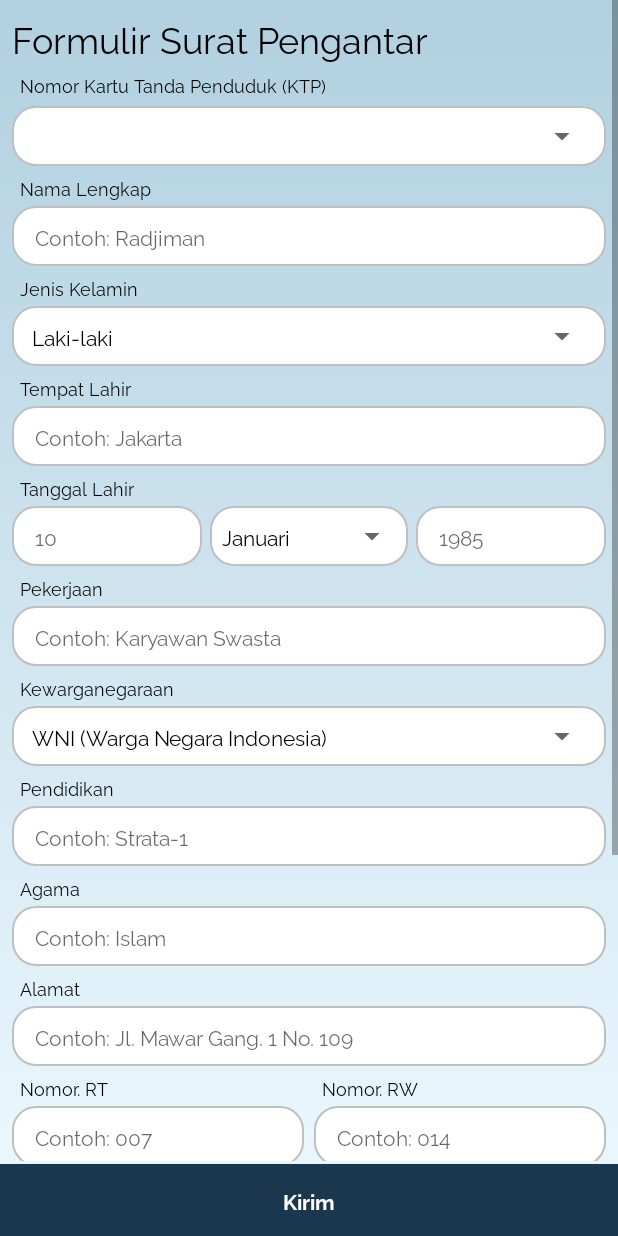
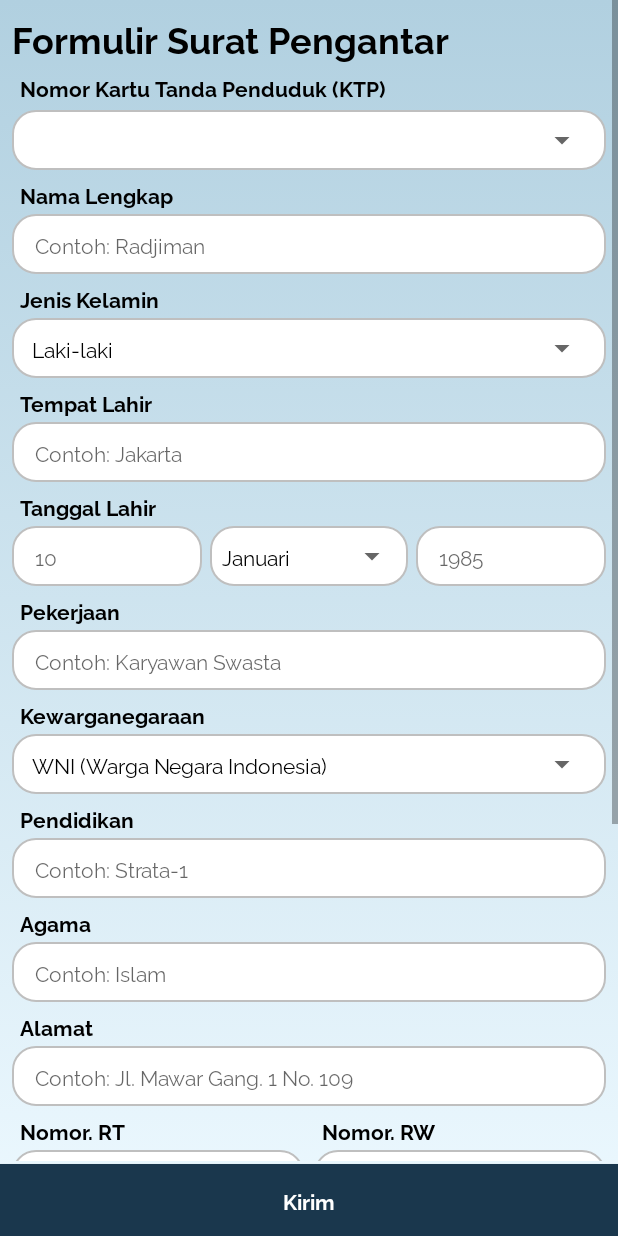
Before and after one commit to romydewantara/VillageService, an Android app: the UserActivity screen opened directly, with no data from a screen before it, after a tap on an icon or button, on a phone screen of 412 x 824 dp. Run offline under Robolectric (Android 15) with nearby library versions, the phone set to English and light mode, and no system bars; 2 statements that could not run were skipped.

Commit message:
Fix covering letter form

```diff
--- a/app/src/main/java/com/example/villageservice/activity/UserActivity.java
+++ b/app/src/main/java/com/example/villageservice/activity/UserActivity.java
@@ -154,8 +154,9 @@ public class UserActivity extends AppCompatActivity implements FragmentListener
                 break;
             case FRAGMENT_FINISH_GOTO_CL:
                 fragment = new CoveringLetterFragment();
-                //Bundle bundle = new Bundle();
-                //bundle.putString("menu", menuSelected);
+                Bundle bundle = new Bundle();
+                bundle.putString("menu", menuSelected);
+                fragment.setArguments(bundle);
                 getSupportFragmentManager().beginTransaction()
                         .setCustomAnimations(enter, exit)
                         .replace(R.id.container, fragment, TAG_FRAGMENT_CL)
--- a/app/src/main/java/com/example/villageservice/adapter/CustomSpinnerAdapter.java
+++ b/app/src/main/java/com/example/villageservice/adapter/CustomSpinnerAdapter.java
@@ -22,6 +22,7 @@ public class CustomSpinnerAdapter extends ArrayAdapter<String> {
     public View getView(int position, View convertView, ViewGroup parent) {
         TextView view = (TextView) super.getView(position, convertView, parent);
         view.setTypeface(font);
+        view.setPadding(25, 0, 0, 0);
         return view;
     }
 
--- a/app/src/main/java/com/example/villageservice/fragment/HomeUserFragment.java
+++ b/app/src/main/java/com/example/villageservice/fragment/HomeUserFragment.java
@@ -25,6 +25,7 @@ import com.example.villageservice.activity.UserActivity;
 import com.example.villageservice.library.CustomLoadingDialog;
 import com.example.villageservice.listener.FragmentListener;
 import com.example.villageservice.model.KartuKeluarga;
+import com.example.villageservice.utility.ConstantVariable;
 import com.example.villageservice.utility.VSPreference;
 import com.google.gson.Gson;
 
@@ -128,7 +129,37 @@ public class HomeUserFragment extends Fragment {
         cvInfo1.setOnClickListener(new View.OnClickListener() {
             @Override
             public void onClick(View v) {
-                fragmentListener.onFragmentFinish(HomeUserFragment.this, UserActivity.FRAGMENT_FINISH_GOTO_CL, true);
+                goToNextFragment(ConstantVariable.KEY_CL_NIKAH);
+            }
+        });
+        cvInfo2.setOnClickListener(new View.OnClickListener() {
+            @Override
+            public void onClick(View v) {
+                goToNextFragment(ConstantVariable.KEY_CL_UMKM);
+            }
+        });
+        cvInfo3.setOnClickListener(new View.OnClickListener() {
+            @Override
+            public void onClick(View v) {
+                goToNextFragment(ConstantVariable.KEY_CL_DOMISILI_KTP);
+            }
+        });
+        cvInfo4.setOnClickListener(new View.OnClickListener() {
+            @Override
+            public void onClick(View v) {
+                goToNextFragment(ConstantVariable.KEY_CL_KK_BARU);
+            }
+        });
+        cvInfo5.setOnClickListener(new View.OnClickListener() {
+            @Override
+            public void onClick(View v) {
+                goToNextFragment(ConstantVariable.KEY_CL_AKTA_LAHIR);
+            }
+        });
+        cvInfo6.setOnClickListener(new View.OnClickListener() {
+            @Override
+            public void onClick(View v) {
+                goToNextFragment(ConstantVariable.KEY_CL_AKTA_KEMATIAN);
             }
         });
     }
@@ -184,4 +215,9 @@ public class HomeUserFragment extends Fragment {
             }
         }, 1800);
     }
+
+    private void goToNextFragment(String menuSelected) {
+        fragmentListener.onFragmentPassingData(menuSelected);
+        fragmentListener.onFragmentFinish(HomeUserFragment.this, UserActivity.FRAGMENT_FINISH_GOTO_CL, true);
+    }
 }
--- a/app/src/main/java/com/example/villageservice/utility/ConstantVariable.java
+++ b/app/src/main/java/com/example/villageservice/utility/ConstantVariable.java
@@ -1,4 +1,6 @@
 package com.example.villageservice.utility;
+
+import java.util.ArrayList;
 
 public class ConstantVariable {
 
@@ -25,4 +27,8 @@ public class ConstantVariable {
     public final static String ADMIN_USERNAME = "007";
     public final static String ADMIN_PASSWORD = "password123";
 
+    public static String[] SPINNER_GENDER = {"Laki-laki", "Perempuan"};
+    public static String[] SPINNER_MONTH = {"Januari", "Februari", "Maret", "April", "Mei", "Juni", "Juli", "Agustus", "September", "Oktober", "November", "Desember"};
+    public static String[] SPINNER_CITIZEN_STATE = {"WNI (Warga Negara Indonesia)", "WNA (Warga Negara Asing)"};
+
 }
--- a/app/src/main/res/layout/fragment_covering_letter.xml
+++ b/app/src/main/res/layout/fragment_covering_letter.xml
@@ -19,16 +19,15 @@
 
             <androidx.appcompat.widget.AppCompatTextView
                 android:id="@+id/titleForm"
-                style="@style/TextBlackRegularRalewayStyle1"
+                style="@style/TextBlackBoldRalewayStyle4"
                 android:layout_width="match_parent"
                 android:layout_height="wrap_content"
                 android:text="Formulir Surat Pengantar"
-                android:textSize="24dp"
                 app:layout_constraintTop_toTopOf="parent" />
 
             <androidx.appcompat.widget.AppCompatTextView
                 android:id="@+id/tvIdKTP"
-                style="@style/TextBlackRegularRalewayStyle1"
+                style="@style/TextBlackBoldRalewayStyle1"
                 android:layout_width="match_parent"
                 android:layout_height="wrap_content"
                 android:layout_marginTop="6dp"
@@ -58,7 +57,7 @@
 
             <androidx.appcompat.widget.AppCompatTextView
                 android:id="@+id/tvIdNama"
-                style="@style/TextBlackRegularRalewayStyle1"
+                style="@style/TextBlackBoldRalewayStyle1"
                 android:layout_width="match_parent"
                 android:layout_height="wrap_content"
                 android:layout_marginTop="6dp"
@@ -83,7 +82,7 @@
 
             <androidx.appcompat.widget.AppCompatTextView
                 android:id="@+id/tvJenisKelamin"
-                style="@style/TextBlackRegularRalewayStyle1"
+                style="@style/TextBlackBoldRalewayStyle1"
                 android:layout_width="match_parent"
                 android:layout_height="wrap_content"
                 android:layout_marginTop="6dp"
@@ -112,7 +111,7 @@
 
             <androidx.appcompat.widget.AppCompatTextView
                 android:id="@+id/tvTempatLahir"
-                style="@style/TextBlackRegularRalewayStyle1"
+                style="@style/TextBlackBoldRalewayStyle1"
                 android:layout_width="match_parent"
                 android:layout_height="wrap_content"
                 android:layout_marginTop="6dp"
@@ -137,7 +136,7 @@
 
             <androidx.appcompat.widget.AppCompatTextView
                 android:id="@+id/tvTanggalLahir"
-                style="@style/TextBlackRegularRalewayStyle1"
+                style="@style/TextBlackBoldRalewayStyle1"
                 android:layout_width="match_parent"
                 android:layout_height="wrap_content"
                 android:layout_marginTop="6dp"
@@ -206,7 +205,7 @@
 
             <androidx.appcompat.widget.AppCompatTextView
                 android:id="@+id/tvPekerjaan"
-                style="@style/TextBlackRegularRalewayStyle1"
+                style="@style/TextBlackBoldRalewayStyle1"
                 android:layout_width="match_parent"
                 android:layout_height="wrap_content"
                 android:layout_marginTop="6dp"
@@ -231,7 +230,7 @@
 
             <androidx.appcompat.widget.AppCompatTextView
                 android:id="@+id/tvKewarganegaraan"
-                style="@style/TextBlackRegularRalewayStyle1"
+                style="@style/TextBlackBoldRalewayStyle1"
                 android:layout_width="match_parent"
                 android:layout_height="wrap_content"
                 android:layout_marginTop="6dp"
@@ -260,7 +259,7 @@
 
             <androidx.appcompat.widget.AppCompatTextView
                 android:id="@+id/tvPendidikan"
-                style="@style/TextBlackRegularRalewayStyle1"
+                style="@style/TextBlackBoldRalewayStyle1"
                 android:layout_width="match_parent"
                 android:layout_height="wrap_content"
                 android:layout_marginTop="6dp"
@@ -285,7 +284,7 @@
 
             <androidx.appcompat.widget.AppCompatTextView
                 android:id="@+id/tvAgama"
-                style="@style/TextBlackRegularRalewayStyle1"
+                style="@style/TextBlackBoldRalewayStyle1"
                 android:layout_width="match_parent"
                 android:layout_height="wrap_content"
                 android:layout_marginTop="6dp"
@@ -310,7 +309,7 @@
 
             <androidx.appcompat.widget.AppCompatTextView
                 android:id="@+id/tvAddress"
-                style="@style/TextBlackRegularRalewayStyle1"
+                style="@style/TextBlackBoldRalewayStyle1"
                 android:layout_width="match_parent"
                 android:layout_height="wrap_content"
                 android:layout_marginTop="6dp"
@@ -335,7 +334,7 @@
 
             <androidx.appcompat.widget.AppCompatTextView
                 android:id="@+id/tvRT"
-                style="@style/TextBlackRegularRalewayStyle1"
+                style="@style/TextBlackBoldRalewayStyle1"
                 android:layout_width="0dp"
                 android:layout_height="wrap_content"
                 android:layout_marginTop="6dp"
@@ -368,7 +367,7 @@
 
             <androidx.appcompat.widget.AppCompatTextView
                 android:id="@+id/tvRW"
-                style="@style/TextBlackRegularRalewayStyle1"
+                style="@style/TextBlackBoldRalewayStyle1"
                 android:layout_width="0dp"
                 android:layout_height="wrap_content"
                 android:layout_marginStart="3dp"
@@ -401,7 +400,7 @@
 
             <androidx.appcompat.widget.AppCompatTextView
                 android:id="@+id/tvKel"
-                style="@style/TextBlackRegularRalewayStyle1"
+                style="@style/TextBlackBoldRalewayStyle1"
                 android:layout_width="match_parent"
                 android:layout_height="wrap_content"
                 android:layout_marginTop="6dp"
@@ -426,7 +425,7 @@
 
             <androidx.appcompat.widget.AppCompatTextView
                 android:id="@+id/tvKec"
-                style="@style/TextBlackRegularRalewayStyle1"
+                style="@style/TextBlackBoldRalewayStyle1"
                 android:layout_width="match_parent"
                 android:layout_height="wrap_content"
                 android:layout_marginTop="6dp"
@@ -451,7 +450,7 @@
 
             <androidx.appcompat.widget.AppCompatTextView
                 android:id="@+id/tvKota"
-                style="@style/TextBlackRegularRalewayStyle1"
+                style="@style/TextBlackBoldRalewayStyle1"
                 android:layout_width="match_parent"
                 android:layout_height="wrap_content"
                 android:layout_marginTop="6dp"
@@ -476,7 +475,7 @@
 
             <androidx.appcompat.widget.AppCompatTextView
                 android:id="@+id/tvPostal"
-                style="@style/TextBlackRegularRalewayStyle1"
+                style="@style/TextBlackBoldRalewayStyle1"
                 android:layout_width="match_parent"
                 android:layout_height="wrap_content"
                 android:layout_marginTop="6dp"
@@ -501,7 +500,7 @@
 
             <androidx.appcompat.widget.AppCompatTextView
                 android:id="@+id/tvMaksud"
-                style="@style/TextBlackRegularRalewayStyle1"
+                style="@style/TextBlackBoldRalewayStyle1"
                 android:layout_width="match_parent"
                 android:layout_height="wrap_content"
                 android:layout_marginTop="6dp"
--- a/app/src/main/res/values/styles.xml
+++ b/app/src/main/res/values/styles.xml
@@ -47,6 +47,12 @@
         <item name="android:fontFamily">@font/raleway_bold</item>
         <item name="android:textColor">@color/black</item>
         <item name="android:textSize">14sp</item>
+    </style>
+
+    <style name="TextBlackBoldRalewayStyle4">
+        <item name="android:fontFamily">@font/raleway_bold</item>
+        <item name="android:textColor">@color/black</item>
+        <item name="android:textSize">24sp</item>
     </style>
 
     <!-- RALEWAY BOLD GREY -->
```
Also changed, not shown: app/src/main/java/com/example/villageservice/fragment/CoveringLetterFragment.java (+105 -20 lines).
